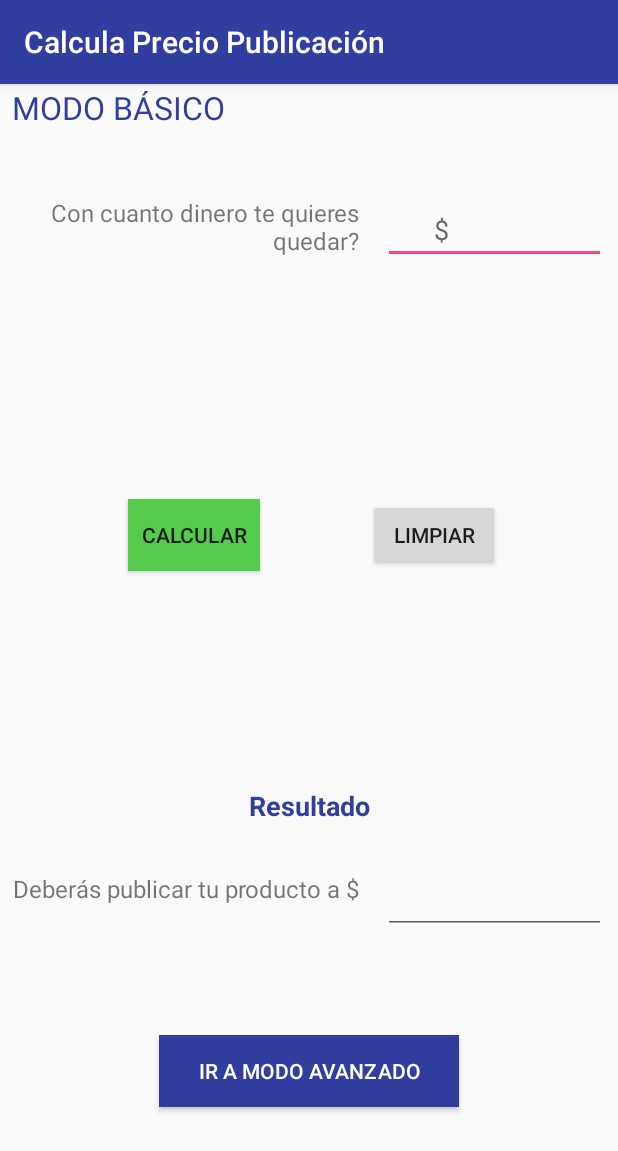
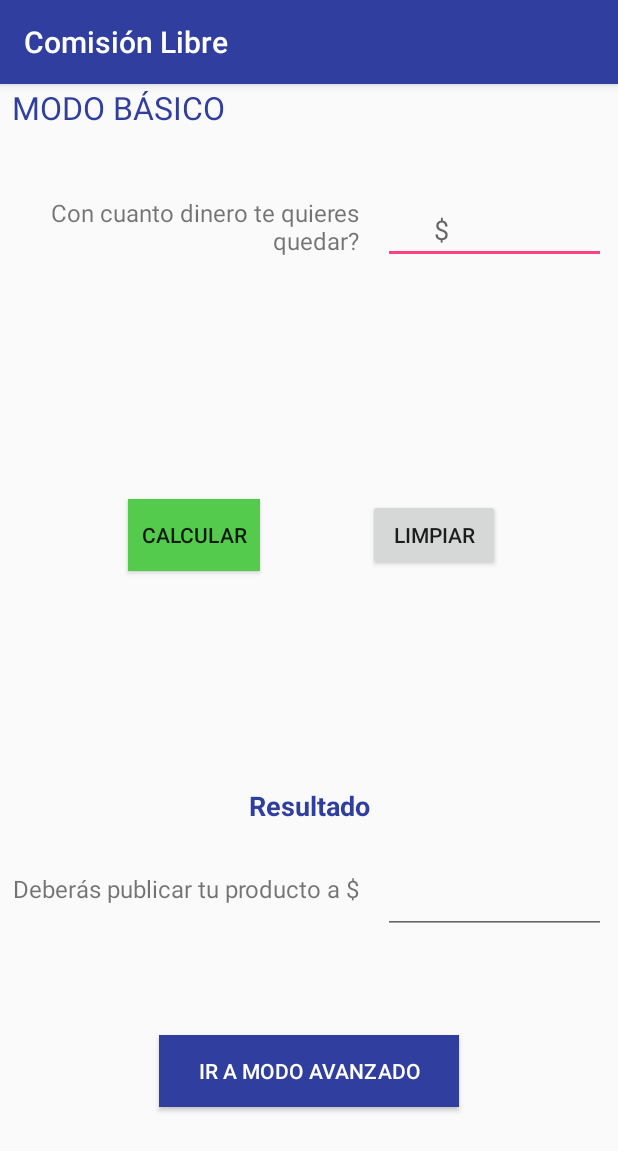
Before and after one commit to BKopellhill/CLW, an Android app: the screen it shows after launch (MainActivity), on a phone screen of 412 x 824 dp. Shown: the top 1151 px of the screen. Run offline under Robolectric (Android 15) with nearby library versions, the phone set to English and light mode, and no system bars.

Commit message:
Se cambió el hardcodeo de app:title de los archivos activity_advance.xml y activity_main.xml.  Esto se muestra en la barra de arriba de la app, como titulo de la aplicación.

```diff
--- a/app/src/main/res/layout/activity_advance.xml
+++ b/app/src/main/res/layout/activity_advance.xml
@@ -18,7 +18,7 @@
             android:layout_height="?attr/actionBarSize"
             android:background="?attr/colorPrimary"
             app:popupTheme="@style/AppTheme.PopupOverlay"
-            app:title="Calcula Precio Publicación" />
+            app:title="@string/app_name"/>
 
     </android.support.design.widget.AppBarLayout>
 
--- a/app/src/main/res/layout/activity_main.xml
+++ b/app/src/main/res/layout/activity_main.xml
@@ -18,7 +18,7 @@
             android:layout_height="?attr/actionBarSize"
             android:background="?attr/colorPrimary"
             app:popupTheme="@style/AppTheme.PopupOverlay"
-            app:title="Calcula Precio Publicación" />
+            app:title="@string/app_name" />
 
     </android.support.design.widget.AppBarLayout>
 
```
